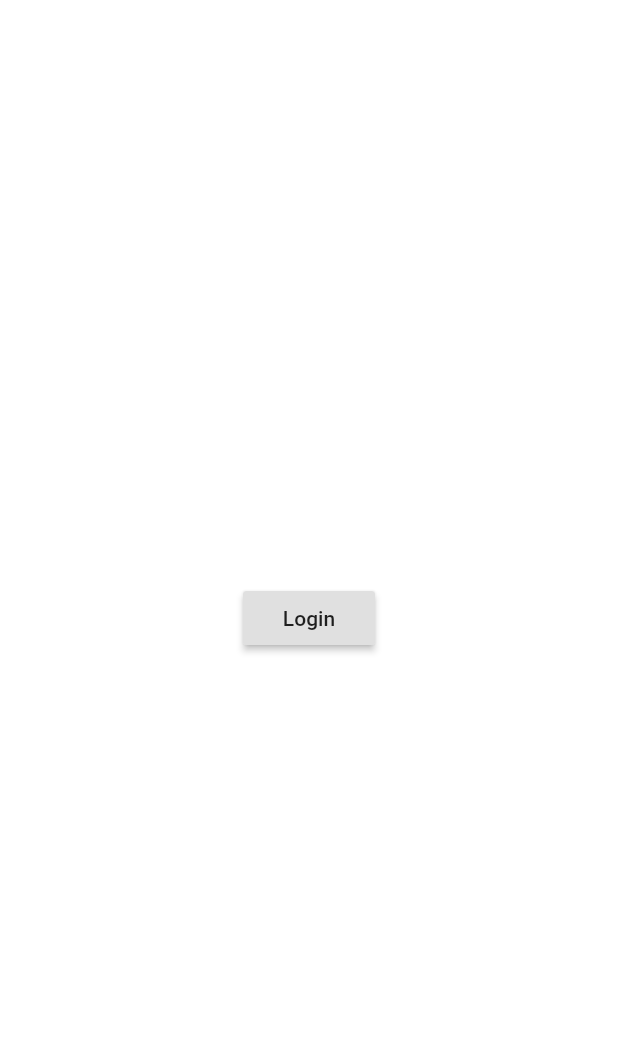
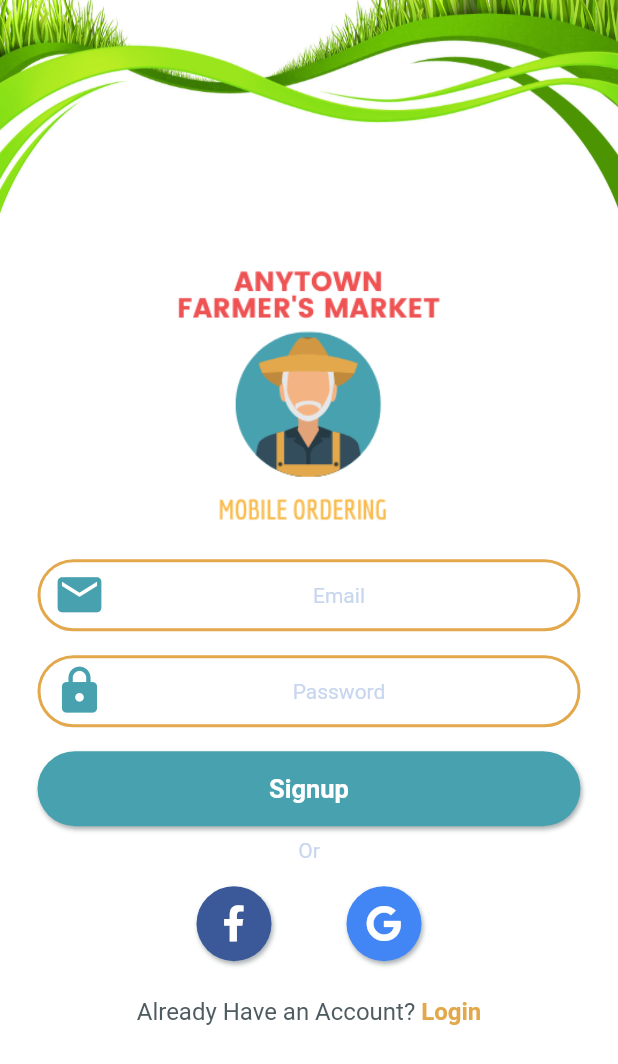
Before and after one commit to nhandrew/mobilefarmersmarket, a Flutter app: the Signup screen opened by its route, on a phone screen of 412 x 824 dp. Shown: the top 1064 px of the screen. Run offline on Flutter 3.47's test engine with Material 2 defaults, Android fonts, the phone set to English and light mode, and no system bars; our stand-ins replace font_awesome_flutter, google_fonts.

Commit message:
End part 12

```diff
--- a/lib/src/screens/login.dart
+++ b/lib/src/screens/login.dart
@@ -1,7 +1,5 @@
 import 'package:farmers_market/src/styles/base.dart';
-import 'package:farmers_market/src/styles/buttons.dart';
 import 'package:farmers_market/src/styles/text.dart';
-import 'package:farmers_market/src/styles/textfields.dart';
 import 'package:farmers_market/src/widgets/button.dart';
 import 'package:farmers_market/src/widgets/social_button.dart';
 import 'package:farmers_market/src/widgets/textfield.dart';
@@ -9,7 +7,6 @@ import 'package:flutter/cupertino.dart';
 import 'package:flutter/gestures.dart';
 import 'package:flutter/material.dart';
 import 'dart:io';
-import '../styles/colors.dart';
 
 class Login extends StatelessWidget {
   @override
--- a/lib/src/screens/signup.dart
+++ b/lib/src/screens/signup.dart
@@ -1,4 +1,10 @@
+import 'package:farmers_market/src/styles/base.dart';
+import 'package:farmers_market/src/styles/text.dart';
+import 'package:farmers_market/src/widgets/button.dart';
+import 'package:farmers_market/src/widgets/social_button.dart';
+import 'package:farmers_market/src/widgets/textfield.dart';
 import 'package:flutter/cupertino.dart';
+import 'package:flutter/gestures.dart';
 import 'package:flutter/material.dart';
 import 'dart:io';
 
@@ -16,14 +22,68 @@ class Signup extends StatelessWidget{
     }
   }
 
-  Widget pageBody(BuildContext context){
-    return Center(child: (Platform.isIOS)
-    ? CupertinoButton(child: Text('Login'),onPressed: (){
-      Navigator.pushReplacementNamed(context, '/login');
-    },)
-    : RaisedButton(child: Text('Login'), onPressed: (){
-      Navigator.pushReplacementNamed(context, '/login');
-    },)
-      );
+  Widget pageBody(BuildContext context) {
+    return ListView(
+      padding: EdgeInsets.all(0.0),
+      children: <Widget>[
+        Container(
+          height: MediaQuery.of(context).size.height * .2,
+          decoration: BoxDecoration(
+              image: DecorationImage(
+                  image: AssetImage('assets/images/top_bg.png'),
+                  fit: BoxFit.fill)),
+        ),
+        Container(
+          height: 200.0,
+          decoration: BoxDecoration(
+            image: DecorationImage(image: AssetImage('assets/images/logo.png')),
+          ),
+        ),
+        AppTextField(
+          isIOS: Platform.isIOS,
+          hintText: 'Email',
+          cupertinoIcon: CupertinoIcons.mail_solid,
+          materialIcon: Icons.email,
+          textInputType: TextInputType.emailAddress,
+        ),
+        AppTextField(
+          isIOS: Platform.isIOS,
+          hintText: 'Password',
+          cupertinoIcon: IconData(0xf4c9,fontFamily: CupertinoIcons.iconFont, fontPackage: CupertinoIcons.iconFontPackage),
+          materialIcon: Icons.lock,
+          obscureText: true,
+        ),
+        AppButton(buttonText: 'Signup',buttonType: ButtonType.LightBlue,),
+        Center(child: Text('Or',style: TextStyles.suggestion),),
+        Padding(
+          padding: BaseStyles.listPadding,
+          child: Row(
+            mainAxisAlignment: MainAxisAlignment.center,
+            children: <Widget>[
+              AppSocialButton(socialType: SocialType.Facebook,),
+              AppSocialButton(socialType: SocialType.Google),
+          ],),
+        ),
+        Padding(
+          padding: BaseStyles.listPadding,
+          child: RichText(
+            textAlign: TextAlign.center,
+            text: TextSpan(
+              text: 'Already Have an Account? ',
+              style: TextStyles.body,
+              children: [
+                TextSpan(
+                  text: 'Login',
+                  style: TextStyles.link,
+                  recognizer: TapGestureRecognizer()
+                      ..onTap = () => Navigator.pushNamed(context, '/login')
+                )
+              ]
+            )
+          ),
+        )
+      ],
+    );
   }
+
 }
--- a/lib/src/widgets/textfield.dart
+++ b/lib/src/widgets/textfield.dart
@@ -15,8 +15,8 @@ class AppTextField extends StatelessWidget{
     @required this.hintText,
     @required this.cupertinoIcon,
     @required this.materialIcon,
-    this.textInputType,
-    this.obscureText
+    this.textInputType = TextInputType.text,
+    this.obscureText = false
   });
 
   @override
@@ -25,7 +25,7 @@ class AppTextField extends StatelessWidget{
       return Padding(
         padding: EdgeInsets.symmetric(horizontal: TextFieldStyles.textBoxHorizontal, vertical: TextFieldStyles.textBoxVertical),
         child: CupertinoTextField(
-          keyboardType: (textInputType != null) ? textInputType : TextInputType.text,
+          keyboardType: textInputType,
           padding: EdgeInsets.all(12.0),
           placeholder: hintText,
           placeholderStyle: TextFieldStyles.placeholder,
@@ -34,19 +34,19 @@ class AppTextField extends StatelessWidget{
           cursorColor: TextFieldStyles.cursorColor,
           decoration: TextFieldStyles.cupertinoDecoration,
           prefix: TextFieldStyles.iconPrefix(cupertinoIcon),
-          obscureText: (obscureText != null) ? obscureText : false,
+          obscureText: obscureText,
         ),
       );
     } else {
       return Padding(
         padding: EdgeInsets.symmetric(horizontal: TextFieldStyles.textBoxHorizontal, vertical: TextFieldStyles.textBoxVertical),
         child: TextField(
-          keyboardType: (textInputType != null) ? textInputType : TextInputType.text,
+          keyboardType: textInputType,
           cursorColor: TextFieldStyles.cursorColor,
           style:TextFieldStyles.text,
           textAlign: TextFieldStyles.textAlign,
           decoration: TextFieldStyles.materialDecoration(hintText, materialIcon),
-          obscureText: (obscureText != null) ? obscureText : false,
+          obscureText: obscureText,
         ),
       );
     }
```
